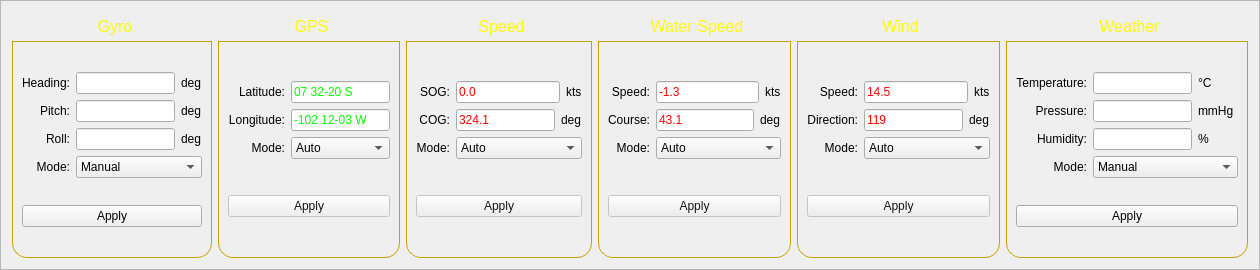
Above: frameosd.ui from MiftahSalam/FA-FCS-2020-HMI before the change. Below: the same form after it.
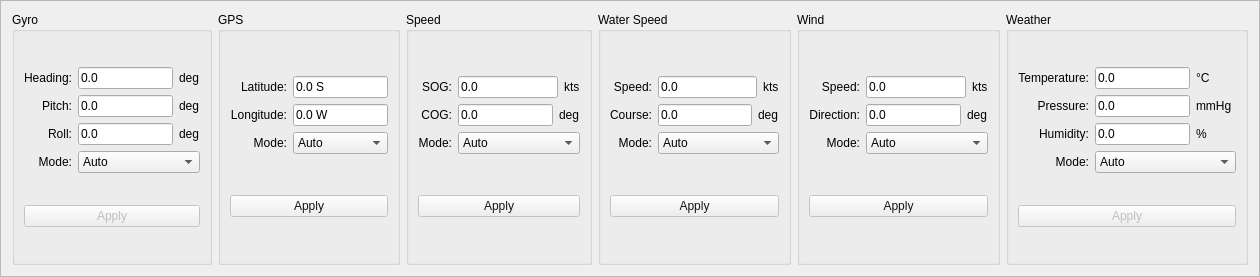
That is the form after the change.

Diff of the .ui file:
```diff
--- a/frameosd.ui
+++ b/frameosd.ui
@@ -2,12 +2,15 @@
 <ui version="4.0">
  <class>FrameOSD</class>
  <widget class="QFrame" name="FrameOSD">
+  <property name="enabled">
+   <bool>true</bool>
+  </property>
   <property name="geometry">
    <rect>
     <x>0</x>
     <y>0</y>
     <width>1260</width>
-    <height>270</height>
+    <height>277</height>
    </rect>
   </property>
   <property name="windowTitle">
@@ -23,26 +26,7 @@
    <item row="0" column="0">
     <widget class="QGroupBox" name="groupBox">
      <property name="styleSheet">
-      <string notr="true">QGroupBox {
-    border: 1px solid gray;
-    border-color: rgb(196, 160, 0);
-    margin-top: 29px;
-    font-size: 16px;
-    border-bottom-left-radius: 15px;
-    border-bottom-right-radius: 15px;
-}
-
-QGroupBox::title {
-    subcontrol-origin: margin;
-    subcontrol-position: top center;
-    border-top-left-radius: 15px;
-    border-top-right-radius: 15px;
-    padding: 5px 150px;
-    color: rgb(255, 255, 0);
-	background-color: qlineargradient(x1:0, y1:0, x2:0, y2:1,
-                                      stop:0 #616161, stop: 0.5 #505050,
-                                      stop: 0.6 #434343, stop:1 #656565);
-}</string>
+      <string notr="true"/>
      </property>
      <property name="title">
       <string>Gyro</string>
@@ -101,10 +85,10 @@
             <item>
              <widget class="QLineEdit" name="osdGyroHeadingValue">
               <property name="styleSheet">
-               <string notr="true">color: rgb(255, 255, 255);</string>
+               <string notr="true"/>
               </property>
               <property name="text">
-               <string>23.1</string>
+               <string>0.0</string>
               </property>
              </widget>
             </item>
@@ -128,10 +112,10 @@
             <item>
              <widget class="QLineEdit" name="osdGyroPitchValue">
               <property name="styleSheet">
-               <string notr="true">color: rgb(255, 255, 255);</string>
+               <string notr="true"/>
               </property>
               <property name="text">
-               <string>-0.2</string>
+               <string>0.0</string>
               </property>
              </widget>
             </item>
@@ -155,10 +139,10 @@
             <item>
              <widget class="QLineEdit" name="lineEditGyroRoll">
               <property name="styleSheet">
-               <string notr="true">color: rgb(255, 255, 255);</string>
+               <string notr="true"/>
               </property>
               <property name="text">
-               <string>0.2</string>
+               <string>0.0</string>
               </property>
              </widget>
             </item>
@@ -179,6 +163,9 @@
           </item>
           <item>
            <widget class="QComboBox" name="osdGryoComboBox">
+            <property name="currentIndex">
+             <number>1</number>
+            </property>
             <item>
              <property name="text">
               <string>Manual</string>
@@ -197,6 +184,9 @@
       </item>
       <item row="1" column="0">
        <widget class="QPushButton" name="pushButtonGyroApply">
+        <property name="enabled">
+         <bool>false</bool>
+        </property>
         <property name="text">
          <string>Apply</string>
         </property>
@@ -208,26 +198,7 @@
    <item row="0" column="1">
     <widget class="QGroupBox" name="groupBox_2">
      <property name="styleSheet">
-      <string notr="true">QGroupBox {
-    border: 1px solid gray;
-    border-color: rgb(196, 160, 0);
-    margin-top: 29px;
-    font-size: 16px;
-    border-bottom-left-radius: 15px;
-    border-bottom-right-radius: 15px;
-}
-
-QGroupBox::title {
-    subcontrol-origin: margin;
-    subcontrol-position: top center;
-    border-top-left-radius: 15px;
-    border-top-right-radius: 15px;
-    padding: 5px 150px;
-    color: rgb(255, 255, 0);
-	background-color: qlineargradient(x1:0, y1:0, x2:0, y2:1,
-                                      stop:0 #616161, stop: 0.5 #505050,
-                                      stop: 0.6 #434343, stop:1 #656565);
-}</string>
+      <string notr="true"/>
      </property>
      <property name="title">
       <string>GPS</string>
@@ -274,20 +245,20 @@
           <item>
            <widget class="QLineEdit" name="lineEditGpsLat">
             <property name="styleSheet">
-             <string notr="true">color: rgb(0, 255, 0);</string>
+             <string notr="true"/>
             </property>
             <property name="text">
-             <string>07 32-20 S</string>
+             <string>0.0 S</string>
             </property>
            </widget>
           </item>
           <item>
            <widget class="QLineEdit" name="lineEditGpsLong">
             <property name="styleSheet">
-             <string notr="true">color: rgb(0, 255, 0);</string>
+             <string notr="true"/>
             </property>
             <property name="text">
-             <string>-102 12-03 W</string>
+             <string>0.0 W</string>
             </property>
            </widget>
           </item>
@@ -449,26 +420,7 @@
    <item row="0" column="2">
     <widget class="QGroupBox" name="groupBox_3">
      <property name="styleSheet">
-      <string notr="true">QGroupBox {
-    border: 1px solid gray;
-    border-color: rgb(196, 160, 0);
-    margin-top: 29px;
-    font-size: 16px;
-    border-bottom-left-radius: 15px;
-    border-bottom-right-radius: 15px;
-}
-
-QGroupBox::title {
-    subcontrol-origin: margin;
-    subcontrol-position: top center;
-    border-top-left-radius: 15px;
-    border-top-right-radius: 15px;
-    padding: 5px 150px;
-    color: rgb(255, 255, 0);
-	background-color: qlineargradient(x1:0, y1:0, x2:0, y2:1,
-                                      stop:0 #616161, stop: 0.5 #505050,
-                                      stop: 0.6 #434343, stop:1 #656565);
-}</string>
+      <string notr="true"/>
      </property>
      <property name="title">
       <string>Speed</string>
@@ -517,7 +469,7 @@
             <item>
              <widget class="QLineEdit" name="lineEditSpeedSOG">
               <property name="styleSheet">
-               <string notr="true">color: rgb(255, 0, 0);</string>
+               <string notr="true"/>
               </property>
               <property name="text">
                <string>0.0 </string>
@@ -544,10 +496,10 @@
             <item>
              <widget class="QLineEdit" name="lineEditSpeedCOG">
               <property name="styleSheet">
-               <string notr="true">color: rgb(255, 0, 0);</string>
+               <string notr="true"/>
               </property>
               <property name="text">
-               <string>324.1 </string>
+               <string>0.0</string>
               </property>
              </widget>
             </item>
@@ -606,26 +558,7 @@
    <item row="0" column="4">
     <widget class="QGroupBox" name="groupBox_5">
      <property name="styleSheet">
-      <string notr="true">QGroupBox {
-    border: 1px solid gray;
-    border-color: rgb(196, 160, 0);
-    margin-top: 29px;
-    font-size: 16px;
-    border-bottom-left-radius: 15px;
-    border-bottom-right-radius: 15px;
-}
-
-QGroupBox::title {
-    subcontrol-origin: margin;
-    subcontrol-position: top center;
-    border-top-left-radius: 15px;
-    border-top-right-radius: 15px;
-    padding: 5px 150px;
-    color: rgb(255, 255, 0);
-	background-color: qlineargradient(x1:0, y1:0, x2:0, y2:1,
-                                      stop:0 #616161, stop: 0.5 #505050,
-                                      stop: 0.6 #434343, stop:1 #656565);
-}</string>
+      <string notr="true"/>
      </property>
      <property name="title">
       <string>Wind</string>
@@ -674,10 +607,10 @@
             <item>
              <widget class="QLineEdit" name="lineEditWindSpeed">
               <property name="styleSheet">
-               <string notr="true">color: rgb(255, 0, 0);</string>
+               <string notr="true"/>
               </property>
               <property name="text">
-               <string>14.5 </string>
+               <string>0.0</string>
               </property>
              </widget>
             </item>
@@ -701,10 +634,10 @@
             <item>
              <widget class="QLineEdit" name="lineEditWindDir">
               <property name="styleSheet">
-               <string notr="true">color: rgb(255, 0, 0);</string>
+               <string notr="true"/>
               </property>
               <property name="text">
-               <string>119</string>
+               <string>0.0</string>
               </property>
              </widget>
             </item>
@@ -762,27 +695,11 @@
    </item>
    <item row="0" column="5">
     <widget class="QGroupBox" name="groupBox_6">
+     <property name="enabled">
+      <bool>true</bool>
+     </property>
      <property name="styleSheet">
-      <string notr="true">QGroupBox {
-    border: 1px solid gray;
-    border-color: rgb(196, 160, 0);
-    margin-top: 29px;
-    font-size: 16px;
-    border-bottom-left-radius: 15px;
-    border-bottom-right-radius: 15px;
-}
-
-QGroupBox::title {
-    subcontrol-origin: margin;
-    subcontrol-position: top center;
-    border-top-left-radius: 15px;
-    border-top-right-radius: 15px;
-    padding: 5px 150px;
-    color: rgb(255, 255, 0);
-	background-color: qlineargradient(x1:0, y1:0, x2:0, y2:1,
-                                      stop:0 #616161, stop: 0.5 #505050,
-                                      stop: 0.6 #434343, stop:1 #656565);
-}</string>
+      <string notr="true"/>
      </property>
      <property name="title">
       <string>Weather</string>
@@ -841,10 +758,10 @@
             <item>
              <widget class="QLineEdit" name="lineEditWeatherTemp">
               <property name="styleSheet">
-               <string notr="true">color: rgb(255, 255, 255);</string>
+               <string notr="true"/>
               </property>
               <property name="text">
-               <string>30.1</string>
+               <string>0.0</string>
               </property>
              </widget>
             </item>
@@ -885,10 +802,10 @@
             <item>
              <widget class="QLineEdit" name="lineEditWeatherPress">
               <property name="styleSheet">
-               <string notr="true">color: rgb(255, 255, 255);</string>
+               <string notr="true"/>
               </property>
               <property name="text">
-               <string>1002.2 mBar</string>
+               <string>0.0</string>
               </property>
              </widget>
             </item>
@@ -929,10 +846,10 @@
             <item>
              <widget class="QLineEdit" name="lineEditWeatherHumidity">
               <property name="styleSheet">
-               <string notr="true">color: rgb(255, 255, 255);</string>
+               <string notr="true"/>
               </property>
               <property name="text">
-               <string>87 %</string>
+               <string>0.0</string>
               </property>
              </widget>
             </item>
@@ -970,6 +887,9 @@
           </item>
           <item>
            <widget class="QComboBox" name="comboBoxWeatherMode">
+            <property name="currentIndex">
+             <number>1</number>
+            </property>
             <item>
              <property name="text">
               <string>Manual</string>
@@ -988,6 +908,9 @@
       </item>
       <item row="1" column="0">
        <widget class="QPushButton" name="pushButtonWeather">
+        <property name="enabled">
+         <bool>false</bool>
+        </property>
         <property name="text">
          <string>Apply</string>
         </property>
@@ -999,26 +922,7 @@
    <item row="0" column="3">
     <widget class="QGroupBox" name="groupBox_4">
      <property name="styleSheet">
-      <string notr="true">QGroupBox {
-    border: 1px solid gray;
-    border-color: rgb(196, 160, 0);
-    margin-top: 29px;
-    font-size: 16px;
-    border-bottom-left-radius: 15px;
-    border-bottom-right-radius: 15px;
-}
-
-QGroupBox::title {
-    subcontrol-origin: margin;
-    subcontrol-position: top center;
-    border-top-left-radius: 15px;
-    border-top-right-radius: 15px;
-    padding: 5px 150px;
-    color: rgb(255, 255, 0);
-	background-color: qlineargradient(x1:0, y1:0, x2:0, y2:1,
-                                      stop:0 #616161, stop: 0.5 #505050,
-                                      stop: 0.6 #434343, stop:1 #656565);
-}</string>
+      <string notr="true"/>
      </property>
      <property name="title">
       <string>Water Speed</string>
@@ -1067,10 +971,10 @@
             <item>
              <widget class="QLineEdit" name="lineEditWaterSOG">
               <property name="styleSheet">
-               <string notr="true">color: rgb(255, 0, 0);</string>
+               <string notr="true"/>
               </property>
               <property name="text">
-               <string>-1.3 </string>
+               <string>0.0</string>
               </property>
              </widget>
             </item>
@@ -1094,10 +998,10 @@
             <item>
              <widget class="QLineEdit" name="lineEditWaterCOG">
               <property name="styleSheet">
-               <string notr="true">color: rgb(255, 0, 0);</string>
+               <string notr="true"/>
               </property>
               <property name="text">
-               <string>43.1</string>
+               <string>0.0</string>
               </property>
              </widget>
             </item>
```
